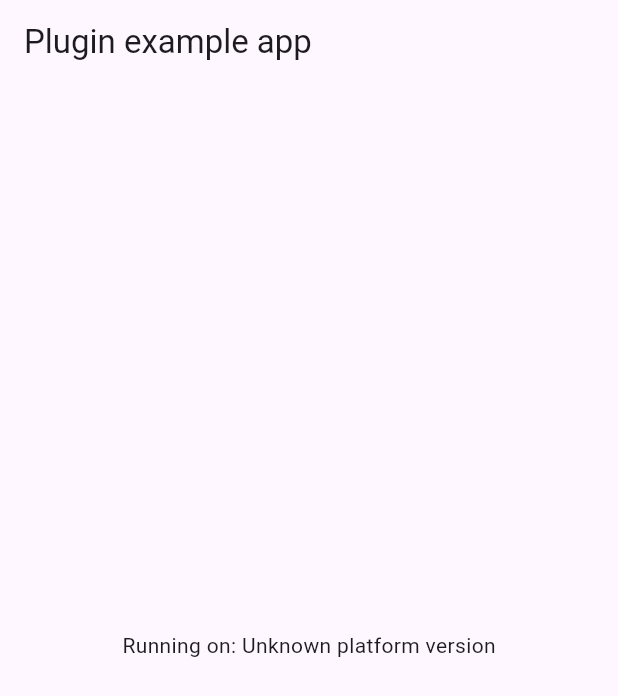
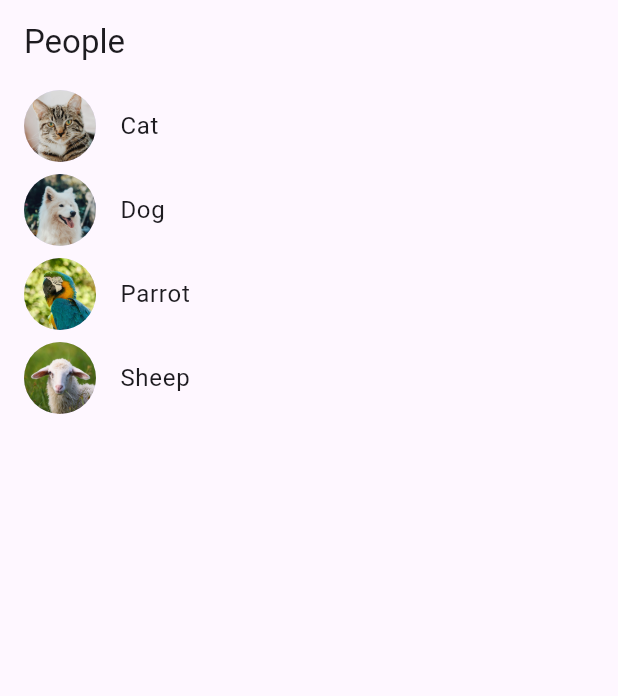
Before and after one commit to keepdeploying/conversation_bubbles, a Flutter app: the screen it shows after launch, on a phone screen of 412 x 824 dp. Shown: the top 696 px of the screen. Run offline on Flutter 3.47's test engine with Material 3 defaults, Android fonts, the phone set to English and light mode, and no system bars; our stand-ins replace plugin_platform_interface.

Commit message:
chore: build People chat app in example directory

```diff
--- a/example/lib/main.dart
+++ b/example/lib/main.dart
@@ -1,8 +1,11 @@
-import 'package:flutter/material.dart';
 import 'dart:async';
 
+import 'package:conversation_bubbles/conversation_bubbles.dart';
+import 'package:conversation_bubbles_example/models/chat.dart';
+import 'package:conversation_bubbles_example/screens/chat_screen.dart';
+import 'package:conversation_bubbles_example/screens/home_screen.dart';
+import 'package:flutter/material.dart';
 import 'package:flutter/services.dart';
-import 'package:conversation_bubbles/conversation_bubbles.dart';
 
 void main() {
   runApp(const MyApp());
@@ -16,7 +19,6 @@ class MyApp extends StatefulWidget {
 }
 
 class _MyAppState extends State<MyApp> {
-  String _platformVersion = 'Unknown';
   final _conversationBubblesPlugin = ConversationBubbles();
 
   @override
@@ -27,37 +29,38 @@ class _MyAppState extends State<MyApp> {
 
   // Platform messages are asynchronous, so we initialize in an async method.
   Future<void> initPlatformState() async {
-    String platformVersion;
     // Platform messages may fail, so we use a try/catch PlatformException.
     // We also handle the message potentially returning null.
     try {
-      platformVersion =
-          await _conversationBubblesPlugin.getPlatformVersion() ?? 'Unknown platform version';
-    } on PlatformException {
-      platformVersion = 'Failed to get platform version.';
-    }
+      await _conversationBubblesPlugin.getPlatformVersion() ??
+          'Unknown platform version';
+    } on PlatformException {/* */}
 
     // If the widget was removed from the tree while the asynchronous platform
     // message was in flight, we want to discard the reply rather than calling
     // setState to update our non-existent appearance.
     if (!mounted) return;
-
-    setState(() {
-      _platformVersion = platformVersion;
-    });
   }
 
   @override
   Widget build(BuildContext context) {
     return MaterialApp(
-      home: Scaffold(
-        appBar: AppBar(
-          title: const Text('Plugin example app'),
-        ),
-        body: Center(
-          child: Text('Running on: $_platformVersion\n'),
-        ),
-      ),
+      initialRoute: '/',
+      onGenerateRoute: (settings) {
+        if (settings.name == '/chat') {
+          final args = settings.arguments;
+          if (args is Chat) {
+            return MaterialPageRoute(
+              builder: (_) => ChatScreen(chat: args),
+              settings: settings,
+            );
+          }
+        }
+        return null;
+      },
+      routes: {
+        '/': (context) => const HomeScreen(),
+      },
     );
   }
 }
--- /dev/null
+++ b/example/lib/models/chat.dart
@@ -0,0 +1,15 @@
+import 'package:conversation_bubbles_example/models/contact.dart';
+import 'package:conversation_bubbles_example/models/message.dart';
+
+class Chat {
+  final Contact contact;
+  final List<Message> messages;
+
+  Chat({required this.contact})
+      : messages = [
+          Message(sender: contact.name, text: 'Send me a message'),
+          Message(sender: contact.name, text: 'I will reply in 5 seconds')
+        ];
+
+
+}
--- /dev/null
+++ b/example/lib/models/contact.dart
@@ -0,0 +1,36 @@
+import 'dart:math';
+
+import 'package:conversation_bubbles_example/models/message.dart';
+
+class Contact {
+  final String id;
+  final String name;
+  final Message Function({required String text}) reply;
+
+  Contact({required this.name, required this.reply}) : id = _id();
+
+  static final _r = Random();
+  static String _id() =>
+      String.fromCharCodes(List.generate(10, (i) => _r.nextInt(33) + 89));
+
+  static final all = [
+    Contact(
+      name: 'Cat',
+      reply: ({required String text}) => Message(sender: 'Cat', text: 'Meow'),
+    ),
+    Contact(
+      name: 'Dog',
+      reply: ({required String text}) =>
+          Message(sender: 'Dog', text: 'Woof woof!!'),
+    ),
+    Contact(
+      name: 'Parrot',
+      reply: ({required String text}) => Message(sender: 'Parrot', text: text),
+    ),
+    Contact(
+      name: 'Sheep',
+      reply: ({required String text}) =>
+          Message(photo: 'sheep_full', sender: 'Sheep', text: 'Look at me!'),
+    ),
+  ];
+}
--- /dev/null
+++ b/example/lib/models/message.dart
@@ -0,0 +1,22 @@
+import 'dart:math';
+
+class Message {
+  static final _r = Random();
+
+  final String id;
+  final String? photo;
+  final String? sender; // null sender means "You"
+  final String text;
+  final int timestamp;
+
+  Message({this.sender, required this.text, this.photo})
+      : id = _id(),
+        timestamp = _now();
+
+  static String _id() =>
+      String.fromCharCodes(List.generate(10, (i) => _r.nextInt(33) + 89));
+
+  static int _now() => DateTime.now().millisecondsSinceEpoch ~/ 1000;
+
+  bool get isIncoming => sender != null;
+}
--- /dev/null
+++ b/example/lib/screens/home_screen.dart
@@ -0,0 +1,36 @@
+import 'package:conversation_bubbles_example/models/chat.dart';
+import 'package:conversation_bubbles_example/models/contact.dart';
+import 'package:flutter/material.dart';
+
+class HomeScreen extends StatefulWidget {
+  const HomeScreen({super.key});
+
+  @override
+  State<HomeScreen> createState() => _HomeScreenState();
+}
+
+class _HomeScreenState extends State<HomeScreen> {
+  final chats = [...Contact.all.map((c) => Chat(contact: c))];
+
+  @override
+  Widget build(BuildContext context) {
+    return Scaffold(
+      appBar: AppBar(
+        title: const Text('People'),
+      ),
+      body: ListView.builder(
+        itemBuilder: (_, i) => ListTile(
+          leading: CircleAvatar(
+            radius: 24,
+            backgroundImage: AssetImage('assets/${Contact.all[i].name}.jpg'),
+          ),
+          title: Text(Contact.all[i].name),
+          onTap: () {
+            Navigator.of(context).pushNamed('/chat', arguments: chats[i]);
+          },
+        ),
+        itemCount: Contact.all.length,
+      ),
+    );
+  }
+}
```
Also changed, not shown: example/lib/screens/chat_screen.dart (added, +100 -0 lines), example/assets/Cat.jpg (added), example/assets/Dog.jpg (added), example/assets/Parrot.jpg (added), example/assets/Sheep.jpg (added), example/assets/sheep_full.jpg (added).
